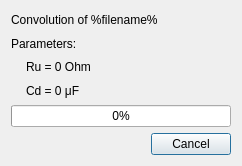
Above: convolutionstatusbardialog.ui from DulovDmitry/CVProc before the change. Below: the same form after it.
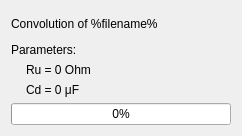
That is the form after the change.

The edit to the form file:
```diff
--- a/convolutionstatusbardialog.ui
+++ b/convolutionstatusbardialog.ui
@@ -7,13 +7,13 @@
     <x>0</x>
     <y>0</y>
     <width>242</width>
-    <height>166</height>
+    <height>136</height>
    </rect>
   </property>
   <property name="windowTitle">
    <string>Dialog</string>
   </property>
-  <layout class="QVBoxLayout" name="verticalLayout">
+  <layout class="QVBoxLayout" name="verticalLayout_2">
    <item>
     <widget class="QLabel" name="labelWithFilename">
      <property name="text">
@@ -22,6 +22,8 @@
     </widget>
    </item>
    <item>
+    <layout class="QVBoxLayout" name="verticalLayout">
+     <item>
     <widget class="QLabel" name="label_2">
      <property name="text">
       <string>Parameters:</string>
@@ -82,6 +84,8 @@
      </item>
     </layout>
    </item>
+    </layout>
+   </item>
    <item>
     <widget class="QProgressBar" name="progressBar">
      <property name="value">
@@ -92,30 +96,6 @@
      </property>
     </widget>
    </item>
-   <item>
-    <layout class="QHBoxLayout" name="horizontalLayout_3">
-     <item>
-      <spacer name="horizontalSpacer_3">
-       <property name="orientation">
-        <enum>Qt::Horizontal</enum>
-       </property>
-       <property name="sizeHint" stdset="0">
-        <size>
-         <width>40</width>
-         <height>20</height>
-        </size>
-       </property>
-      </spacer>
-     </item>
-     <item>
-      <widget class="QPushButton" name="CancelButton">
-       <property name="text">
-        <string>Cancel</string>
-       </property>
-      </widget>
-     </item>
-    </layout>
-   </item>
   </layout>
  </widget>
  <resources/>
```
Lines whose indentation alone changed are shown as unchanged.
